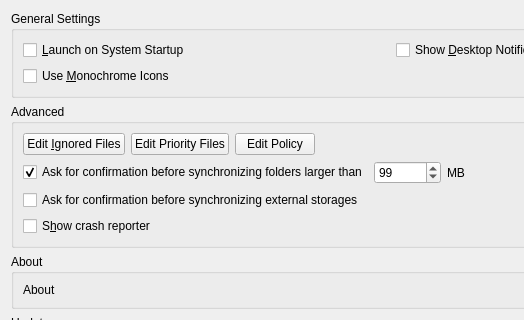
This is src/gui/generalsettings.ui in qlnextcloud/desktop as Qt 5 draws it before an edit; both pictures show x 0 to 524 and y 0 to 320 of the 785 by 523 pixel window. The edited form follows.
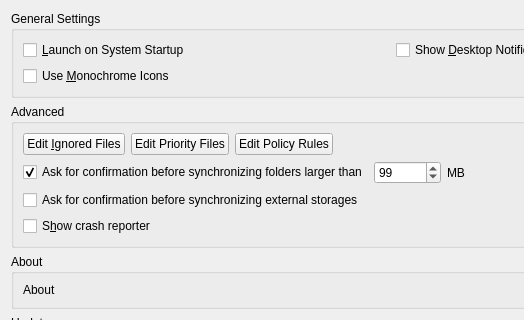
This is the edited form.

```diff
--- a/src/gui/generalsettings.ui
+++ b/src/gui/generalsettings.ui
@@ -158,7 +158,7 @@
         <item>
          <widget class="QPushButton" name="policyRulesButton">
           <property name="text">
-           <string>Edit Policy</string>
+           <string>Edit Policy Rules</string>
           </property>
          </widget>
         </item>
```
